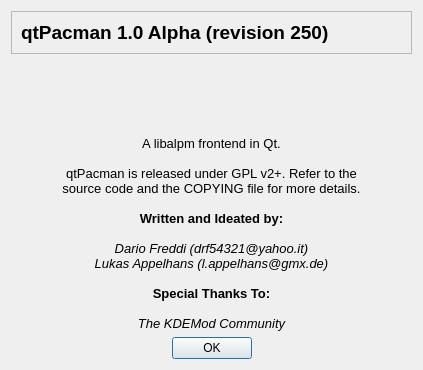
First picture: the form in trunk/ui/aboutDialog.ui, repository drf/shaman1, before the edit.
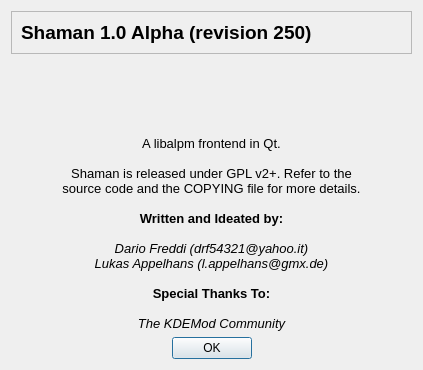
Second picture: the form after the edit. Icons and pictures are not drawn.

Patch:
```diff
--- a/trunk/ui/aboutDialog.ui
+++ b/trunk/ui/aboutDialog.ui
@@ -29,8 +29,8 @@
           <property name="text" >
            <string>&lt;html>&lt;head>&lt;meta name="qrichtext" content="1" />&lt;style type="text/css">
 p, li { white-space: pre-wrap; }
-&lt;/style>&lt;/head>&lt;body style=" font-family:'Liberation Sans'; font-size:10pt; font-weight:400; font-style:normal;">
-&lt;p style=" margin-top:0px; margin-bottom:0px; margin-left:0px; margin-right:0px; -qt-block-indent:0; text-indent:0px;">&lt;span style=" font-size:14pt; font-weight:600;">qtPacman 1.0 Alpha (revision 250)&lt;/span>&lt;/p>&lt;/body>&lt;/html></string>
+&lt;/style>&lt;/head>&lt;body style=" font-family:'Liberation Sans'; font-size:9pt; font-weight:400; font-style:normal;">
+&lt;p style=" margin-top:0px; margin-bottom:0px; margin-left:0px; margin-right:0px; -qt-block-indent:0; text-indent:0px; font-size:10pt;">&lt;span style=" font-size:14pt; font-weight:600;">Shaman 1.0 Alpha (revision 250)&lt;/span>&lt;/p>&lt;/body>&lt;/html></string>
           </property>
          </widget>
         </item>
@@ -80,20 +80,20 @@
        <property name="text" >
         <string>&lt;html>&lt;head>&lt;meta name="qrichtext" content="1" />&lt;style type="text/css">
 p, li { white-space: pre-wrap; }
-&lt;/style>&lt;/head>&lt;body style=" font-family:'Liberation Sans'; font-size:10pt; font-weight:400; font-style:normal;">
-&lt;p style=" margin-top:0px; margin-bottom:0px; margin-left:0px; margin-right:0px; -qt-block-indent:0; text-indent:0px;">A libalpm frontend in Qt.&lt;/p>
-&lt;p style="-qt-paragraph-type:empty; margin-top:0px; margin-bottom:0px; margin-left:0px; margin-right:0px; -qt-block-indent:0; text-indent:0px;">&lt;/p>
-&lt;p style=" margin-top:0px; margin-bottom:0px; margin-left:0px; margin-right:0px; -qt-block-indent:0; text-indent:0px;">qtPacman is released under GPL v2+. Refer to the&lt;/p>
-&lt;p style=" margin-top:0px; margin-bottom:0px; margin-left:0px; margin-right:0px; -qt-block-indent:0; text-indent:0px;">source code and the COPYING file for more details.&lt;/p>
-&lt;p style="-qt-paragraph-type:empty; margin-top:0px; margin-bottom:0px; margin-left:0px; margin-right:0px; -qt-block-indent:0; text-indent:0px;">&lt;/p>
-&lt;p style=" margin-top:0px; margin-bottom:0px; margin-left:0px; margin-right:0px; -qt-block-indent:0; text-indent:0px;">&lt;span style=" font-weight:600;">Written and Ideated by:&lt;/span>&lt;/p>
-&lt;p style="-qt-paragraph-type:empty; margin-top:0px; margin-bottom:0px; margin-left:0px; margin-right:0px; -qt-block-indent:0; text-indent:0px;">&lt;/p>
-&lt;p style=" margin-top:0px; margin-bottom:0px; margin-left:0px; margin-right:0px; -qt-block-indent:0; text-indent:0px;">&lt;span style=" font-style:italic;">Dario Freddi (drf54321@yahoo.it)&lt;/span>&lt;/p>
-&lt;p style=" margin-top:0px; margin-bottom:0px; margin-left:0px; margin-right:0px; -qt-block-indent:0; text-indent:0px; font-style:italic;">Lukas Appelhans (l.appelhans@gmx.de)&lt;/p>
-&lt;p style="-qt-paragraph-type:empty; margin-top:0px; margin-bottom:0px; margin-left:0px; margin-right:0px; -qt-block-indent:0; text-indent:0px;">&lt;/p>
-&lt;p style=" margin-top:0px; margin-bottom:0px; margin-left:0px; margin-right:0px; -qt-block-indent:0; text-indent:0px;">&lt;span style=" font-weight:600;">Special Thanks To:&lt;/span>&lt;/p>
-&lt;p style="-qt-paragraph-type:empty; margin-top:0px; margin-bottom:0px; margin-left:0px; margin-right:0px; -qt-block-indent:0; text-indent:0px;">&lt;/p>
-&lt;p style=" margin-top:0px; margin-bottom:0px; margin-left:0px; margin-right:0px; -qt-block-indent:0; text-indent:0px;">&lt;span style=" font-style:italic;">The KDEMod Community&lt;/span>&lt;/p>&lt;/body>&lt;/html></string>
+&lt;/style>&lt;/head>&lt;body style=" font-family:'Liberation Sans'; font-size:9pt; font-weight:400; font-style:normal;">
+&lt;p style=" margin-top:0px; margin-bottom:0px; margin-left:0px; margin-right:0px; -qt-block-indent:0; text-indent:0px; font-size:10pt;">A libalpm frontend in Qt.&lt;/p>
+&lt;p style="-qt-paragraph-type:empty; margin-top:0px; margin-bottom:0px; margin-left:0px; margin-right:0px; -qt-block-indent:0; text-indent:0px; font-size:10pt;">&lt;/p>
+&lt;p style=" margin-top:0px; margin-bottom:0px; margin-left:0px; margin-right:0px; -qt-block-indent:0; text-indent:0px; font-size:10pt;">Shaman is released under GPL v2+. Refer to the&lt;/p>
+&lt;p style=" margin-top:0px; margin-bottom:0px; margin-left:0px; margin-right:0px; -qt-block-indent:0; text-indent:0px; font-size:10pt;">source code and the COPYING file for more details.&lt;/p>
+&lt;p style="-qt-paragraph-type:empty; margin-top:0px; margin-bottom:0px; margin-left:0px; margin-right:0px; -qt-block-indent:0; text-indent:0px; font-size:10pt;">&lt;/p>
+&lt;p style=" margin-top:0px; margin-bottom:0px; margin-left:0px; margin-right:0px; -qt-block-indent:0; text-indent:0px; font-size:10pt;">&lt;span style=" font-weight:600;">Written and Ideated by:&lt;/span>&lt;/p>
+&lt;p style="-qt-paragraph-type:empty; margin-top:0px; margin-bottom:0px; margin-left:0px; margin-right:0px; -qt-block-indent:0; text-indent:0px; font-size:10pt;">&lt;/p>
+&lt;p style=" margin-top:0px; margin-bottom:0px; margin-left:0px; margin-right:0px; -qt-block-indent:0; text-indent:0px; font-size:10pt;">&lt;span style=" font-style:italic;">Dario Freddi (drf54321@yahoo.it)&lt;/span>&lt;/p>
+&lt;p style=" margin-top:0px; margin-bottom:0px; margin-left:0px; margin-right:0px; -qt-block-indent:0; text-indent:0px; font-size:10pt; font-style:italic;">Lukas Appelhans (l.appelhans@gmx.de)&lt;/p>
+&lt;p style="-qt-paragraph-type:empty; margin-top:0px; margin-bottom:0px; margin-left:0px; margin-right:0px; -qt-block-indent:0; text-indent:0px; font-size:10pt;">&lt;/p>
+&lt;p style=" margin-top:0px; margin-bottom:0px; margin-left:0px; margin-right:0px; -qt-block-indent:0; text-indent:0px; font-size:10pt;">&lt;span style=" font-weight:600;">Special Thanks To:&lt;/span>&lt;/p>
+&lt;p style="-qt-paragraph-type:empty; margin-top:0px; margin-bottom:0px; margin-left:0px; margin-right:0px; -qt-block-indent:0; text-indent:0px; font-size:10pt;">&lt;/p>
+&lt;p style=" margin-top:0px; margin-bottom:0px; margin-left:0px; margin-right:0px; -qt-block-indent:0; text-indent:0px; font-size:10pt;">&lt;span style=" font-style:italic;">The KDEMod Community&lt;/span>&lt;/p>&lt;/body>&lt;/html></string>
        </property>
        <property name="alignment" >
         <set>Qt::AlignCenter</set>
```
Left out of the diff: 2 changed lines with no effect on the pictures.
